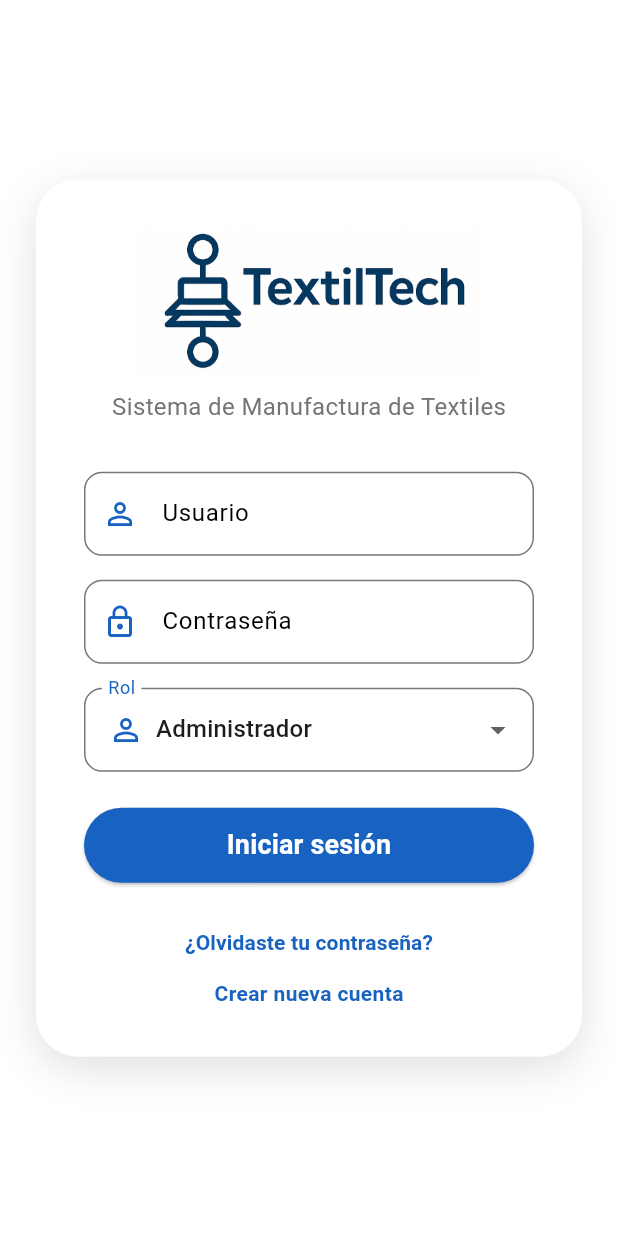
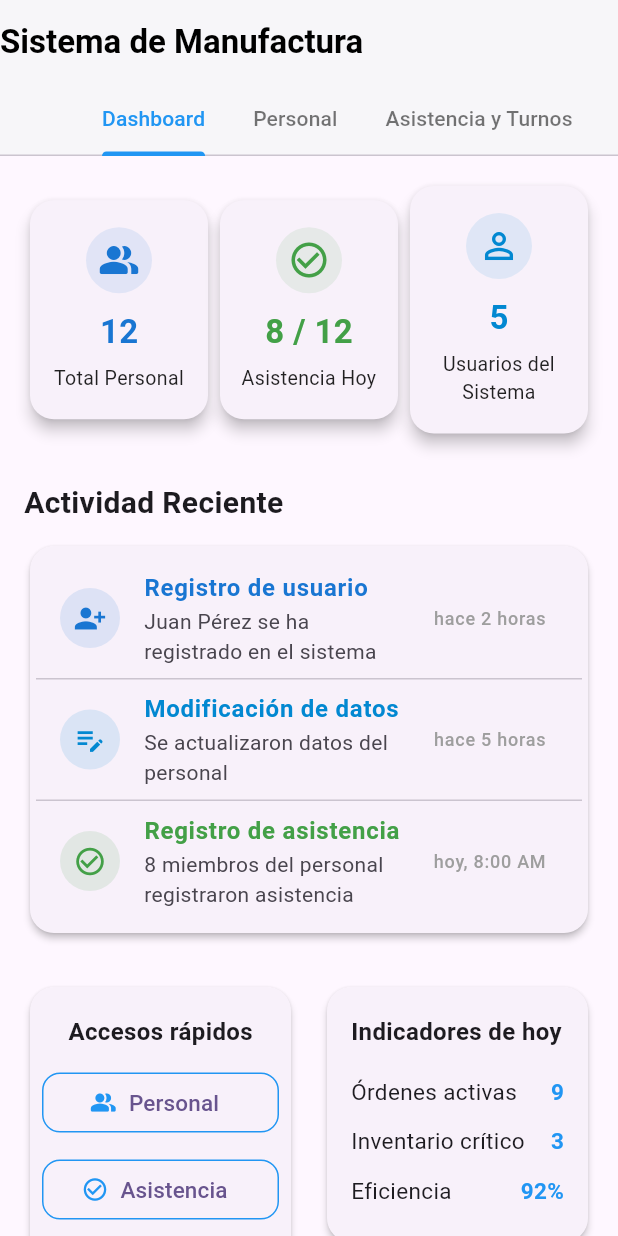
Before and after one commit to copa677/Proyecto-SI2, a Flutter app: the screen it shows after launch, after a tap on "Iniciar sesión", on a phone screen of 412 x 824 dp. Run offline on Flutter 3.47's test engine with Material 3 defaults, Android fonts, the phone set to English and light mode, and no system bars.

Commit message:
Implementacion del Dashboard

```diff
--- /dev/null
+++ b/MOVIL/lib/pages/dashboard.dart
@@ -0,0 +1,273 @@
+
+import 'package:flutter/material.dart';
+
+class Dashboard extends StatelessWidget {
+	const Dashboard({Key? key}) : super(key: key);
+
+	@override
+	Widget build(BuildContext context) {
+		return SingleChildScrollView(
+			padding: const EdgeInsets.all(16),
+			child: Column(
+				crossAxisAlignment: CrossAxisAlignment.start,
+				children: [
+					// Métricas principales
+					Row(
+						mainAxisAlignment: MainAxisAlignment.spaceEvenly,
+						children: const [
+							_MetricCard(
+								title: 'Total Personal',
+								value: '12',
+								icon: Icons.people_alt_rounded,
+								color: Color(0xFF1976D2),
+							),
+							_MetricCard(
+								title: 'Asistencia Hoy',
+								value: '8 / 12',
+								icon: Icons.check_circle_outline,
+								color: Color(0xFF43A047),
+							),
+							_MetricCard(
+								title: 'Usuarios del Sistema',
+								value: '5',
+								icon: Icons.person_outline,
+								color: Color(0xFF0288D1),
+							),
+						],
+					),
+					const SizedBox(height: 28),
+					const Text(
+						'Actividad Reciente',
+						style: TextStyle(fontSize: 20, fontWeight: FontWeight.bold),
+					),
+					const SizedBox(height: 10),
+					_ActivityList(),
+					const SizedBox(height: 28),
+					Row(
+						crossAxisAlignment: CrossAxisAlignment.start,
+						children: const [
+							Expanded(child: _QuickAccess()),
+							SizedBox(width: 16),
+							Expanded(child: _Indicators()),
+						],
+					),
+				],
+			),
+		);
+	}
+}
+
+class _MetricCard extends StatelessWidget {
+	final String title;
+	final String value;
+	final IconData icon;
+	final Color color;
+	const _MetricCard({required this.title, required this.value, required this.icon, required this.color});
+
+	@override
+	Widget build(BuildContext context) {
+		return Expanded(
+			child: Card(
+				shape: RoundedRectangleBorder(borderRadius: BorderRadius.circular(16)),
+				elevation: 4,
+				child: Padding(
+					padding: const EdgeInsets.symmetric(vertical: 18, horizontal: 8),
+					child: Column(
+						mainAxisSize: MainAxisSize.min,
+						children: [
+							CircleAvatar(
+								backgroundColor: color.withOpacity(0.1),
+								child: Icon(icon, color: color, size: 28),
+								radius: 22,
+							),
+							const SizedBox(height: 10),
+							Text(
+								value,
+								style: TextStyle(fontSize: 22, fontWeight: FontWeight.bold, color: color),
+							),
+							const SizedBox(height: 6),
+							Text(
+								title,
+								textAlign: TextAlign.center,
+								style: const TextStyle(fontSize: 13, color: Colors.black87),
+							),
+						],
+					),
+				),
+			),
+		);
+	}
+}
+
+
+
+class _ActivityList extends StatelessWidget {
+	const _ActivityList();
+
+	@override
+	Widget build(BuildContext context) {
+		return Card(
+			shape: RoundedRectangleBorder(borderRadius: BorderRadius.circular(16)),
+			elevation: 2,
+			child: Padding(
+				padding: const EdgeInsets.symmetric(vertical: 8, horizontal: 4),
+				child: Column(
+					children: const [
+						_ActivityItem(
+							title: 'Registro de usuario',
+							subtitle: 'Juan Pérez se ha registrado en el sistema',
+							time: 'hace 2 horas',
+							icon: Icons.person_add_alt_1,
+							color: Color(0xFF1976D2),
+						),
+						Divider(height: 1),
+						_ActivityItem(
+							title: 'Modificación de datos',
+							subtitle: 'Se actualizaron datos del personal',
+							time: 'hace 5 horas',
+							icon: Icons.edit_note,
+							color: Color(0xFF0288D1),
+						),
+						Divider(height: 1),
+						_ActivityItem(
+							title: 'Registro de asistencia',
+							subtitle: '8 miembros del personal registraron asistencia',
+							time: 'hoy, 8:00 AM',
+							icon: Icons.check_circle_outline,
+							color: Color(0xFF43A047),
+						),
+					],
+				),
+			),
+		);
+	}
+}
+
+
+class _ActivityItem extends StatelessWidget {
+	final String title;
+	final String subtitle;
+	final String time;
+	final IconData icon;
+	final Color color;
+	const _ActivityItem({
+		required this.title,
+		required this.subtitle,
+		required this.time,
+		required this.icon,
+		required this.color,
+	});
+
+	@override
+	Widget build(BuildContext context) {
+		return ListTile(
+			leading: CircleAvatar(
+				backgroundColor: color.withOpacity(0.12),
+				child: Icon(icon, color: color, size: 22),
+			),
+			title: Text(title, style: TextStyle(color: color, fontWeight: FontWeight.bold)),
+			subtitle: Text(subtitle),
+			trailing: Text(time, style: const TextStyle(fontSize: 12, color: Colors.grey)),
+		);
+	}
+}
+
+
+class _QuickAccess extends StatelessWidget {
+	const _QuickAccess();
+
+	@override
+	Widget build(BuildContext context) {
+		return Card(
+			shape: RoundedRectangleBorder(borderRadius: BorderRadius.circular(16)),
+			elevation: 2,
+			child: Padding(
+				padding: const EdgeInsets.symmetric(vertical: 18, horizontal: 8),
+				child: Column(
+					children: [
+						const Text('Accesos rápidos', style: TextStyle(fontWeight: FontWeight.bold, fontSize: 16)),
+						const SizedBox(height: 12),
+						Column(
+							children: [
+								_QuickButton(text: 'Personal', icon: Icons.people_alt_rounded),
+								SizedBox(height: 10),
+								_QuickButton(text: 'Asistencia', icon: Icons.check_circle_outline),
+								SizedBox(height: 10),
+								_QuickButton(text: 'Usuarios', icon: Icons.person_outline),
+								SizedBox(height: 10),
+								_QuickButton(text: 'Configuración', icon: Icons.settings),
+							],
+						),
+					],
+				),
+			),
+		);
+	}
+}
+
+class _QuickButton extends StatelessWidget {
+	final String text;
+	final IconData icon;
+	const _QuickButton({required this.text, required this.icon});
+
+	@override
+	Widget build(BuildContext context) {
+		return OutlinedButton.icon(
+			onPressed: () {},
+			icon: Icon(icon, color: Colors.blue),
+			label: Text(text, style: const TextStyle(fontSize: 15)),
+			style: OutlinedButton.styleFrom(
+				minimumSize: const Size.fromHeight(40),
+				shape: RoundedRectangleBorder(borderRadius: BorderRadius.circular(12)),
+				side: const BorderSide(color: Colors.blue),
+			),
+		);
+	}
+}
+
+
+class _Indicators extends StatelessWidget {
+	const _Indicators();
+
+	@override
+	Widget build(BuildContext context) {
+		return Card(
+			shape: RoundedRectangleBorder(borderRadius: BorderRadius.circular(16)),
+			elevation: 2,
+			child: Padding(
+				padding: const EdgeInsets.symmetric(vertical: 18, horizontal: 16),
+				child: Column(
+					crossAxisAlignment: CrossAxisAlignment.start,
+					children: const [
+						Text('Indicadores de hoy', style: TextStyle(fontWeight: FontWeight.bold, fontSize: 16)),
+						SizedBox(height: 12),
+						_IndicatorItem(label: 'Órdenes activas', value: '9'),
+						_IndicatorItem(label: 'Inventario crítico', value: '3'),
+						_IndicatorItem(label: 'Eficiencia', value: '92%'),
+					],
+				),
+			),
+		);
+	}
+}
+
+
+class _IndicatorItem extends StatelessWidget {
+	final String label;
+	final String value;
+	const _IndicatorItem({required this.label, required this.value});
+
+	@override
+	Widget build(BuildContext context) {
+		return Padding(
+			padding: const EdgeInsets.symmetric(vertical: 6),
+			child: Row(
+				mainAxisAlignment: MainAxisAlignment.spaceBetween,
+				children: [
+					Text(label, style: const TextStyle(fontSize: 15)),
+					Text(value, style: const TextStyle(fontWeight: FontWeight.bold, fontSize: 15, color: Colors.blue)),
+				],
+			),
+		);
+	}
+}
--- a/MOVIL/lib/pages/login.dart
+++ b/MOVIL/lib/pages/login.dart
@@ -1,3 +1,4 @@
+import 'pagina_principal.dart';
 import 'package:textiltech/pages/olvido_contrasena.dart';
 import 'package:textiltech/pages/formulario_personal.dart';
 import 'package:flutter/material.dart';
@@ -109,7 +110,13 @@ class Login extends StatelessWidget {
                   SizedBox(height: 24),
                   BotonPrincipal(
                     texto: 'Iniciar sesión',
-                    onPressed: () {},
+                    onPressed: () {
+                      Navigator.of(context).pushReplacement(
+                        MaterialPageRoute(
+                          builder: (context) => const PaginaPrincipal(),
+                        ),
+                      );
+                    },
                     color: azulBoton,
                   ),
                   SizedBox(height: 16),
--- /dev/null
+++ b/MOVIL/lib/pages/pagina_principal.dart
@@ -0,0 +1,20 @@
+import 'package:flutter/material.dart';
+import '../widgets/barra_navegacion.dart';
+import 'dashboard.dart';
+
+class PaginaPrincipal extends StatelessWidget {
+  const PaginaPrincipal({Key? key}) : super(key: key);
+
+  @override
+  Widget build(BuildContext context) {
+    return BarraNavegacion(
+      paginas: const [
+        Dashboard(),
+        Placeholder(), // Aquí puedes poner tu widget de Personal
+        Placeholder(), // Aquí puedes poner tu widget de Asistencia y Turnos
+        Placeholder(), // Aquí puedes poner tu widget de Usuarios
+        Placeholder(), // Aquí puedes poner tu widget de Configuración
+      ],
+    );
+  }
+}
--- /dev/null
+++ b/MOVIL/lib/widgets/barra_navegacion.dart
@@ -0,0 +1,45 @@
+import 'package:flutter/material.dart';
+
+class BarraNavegacion extends StatelessWidget {
+  final List<Widget> paginas;
+
+  const BarraNavegacion({Key? key, required this.paginas}) : super(key: key);
+
+  @override
+  Widget build(BuildContext context) {
+    return DefaultTabController(
+      length: 5,
+      child: Scaffold(
+        appBar: AppBar(
+          titleSpacing: 0,
+          title: const Text(
+            'Sistema de Manufactura',
+            style: TextStyle(fontSize: 22, fontWeight: FontWeight.w600),
+          ),
+          backgroundColor: Colors.white,
+          foregroundColor: Colors.black,
+          elevation: 1,
+          bottom: const PreferredSize(
+            preferredSize: Size.fromHeight(48),
+            child: TabBar(
+              isScrollable: true,
+              labelColor: Colors.blue,
+              unselectedLabelColor: Colors.black54,
+              indicatorColor: Colors.blue,
+              tabs: [
+                Tab(text: 'Dashboard'),
+                Tab(text: 'Personal'),
+                Tab(text: 'Asistencia y Turnos'),
+                Tab(text: 'Usuarios'),
+                Tab(text: 'Configuración'),
+              ],
+            ),
+          ),
+        ),
+        body: TabBarView(
+          children: paginas.map((pagina) => SafeArea(child: SingleChildScrollView(child: pagina))).toList(),
+        ),
+      ),
+    );
+  }
+}
```
Also changed, not shown: MOVIL/lib/pages/Usuarios.dart (added).
